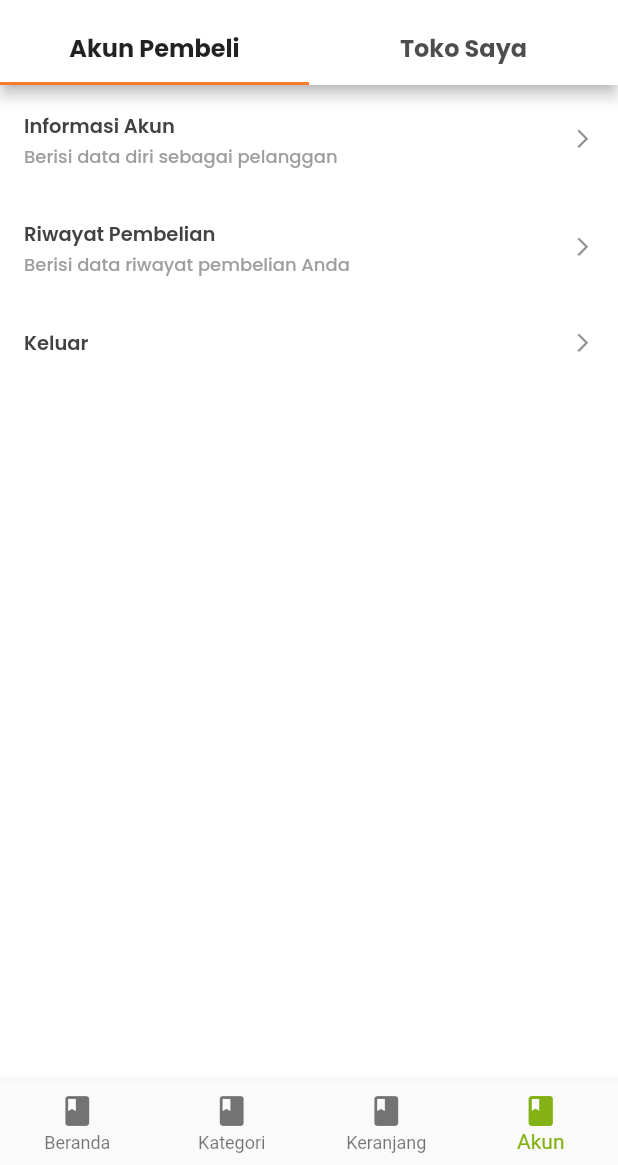
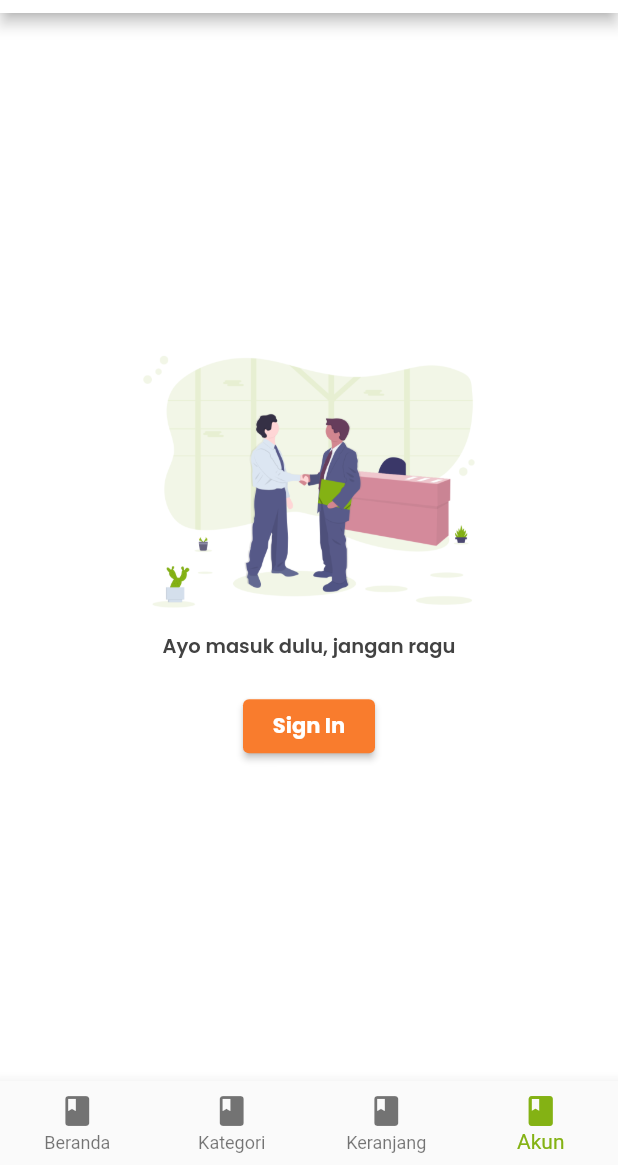
Before and after one commit to padimall/marketplace-app, a Flutter app: the screen it shows after launch, item 4 of the bottom bar chosen, on a phone screen of 412 x 824 dp, the part 71-1236 px from its top. Run offline on Flutter 3.47's test engine with Material 2 defaults, Android fonts, the phone set to English and light mode, and no system bars; our stand-ins replace cached_network_image, carousel_pro, carousel_slider, flutter_masked_text, flutter_money_formatter, flutter_secure_storage and 6 more; missing offline and left inert: wc_form_validators; network calls fail.

Commit message:
add: 'user not login' UI on Akun Screen

```diff
--- a/lib/providers/user.dart
+++ b/lib/providers/user.dart
@@ -6,6 +6,7 @@ import 'package:http/http.dart' as http;
 import 'package:padimall_app/models/post_login_dev.dart';
 import 'package:padimall_app/screens/first_screen.dart';
 import 'package:padimall_app/utils/custom_alert_dialog.dart';
+import 'package:padimall_app/utils/custom_logic.dart';
 import 'package:padimall_app/utils/flutter_secure_storage_services.dart';
 import '../utils/global.dart' as global;
 
@@ -123,4 +124,13 @@ class ProviderUser with ChangeNotifier {
       print(e.toString());
     } finally {}
   }
+
+  bool _isUserLogin;
+
+  bool get isUserLogin => _isUserLogin;
+
+  Future<void> checkIsUserLogin() async {
+    _isUserLogin = await CustomLogic.isUserTokenExist();
+    notifyListeners();
+  }
 }
--- a/lib/screens/akun_screen.dart
+++ b/lib/screens/akun_screen.dart
@@ -1,21 +1,29 @@
 import 'package:flutter/material.dart';
 import 'package:padimall_app/providers/toko.dart';
+import 'package:padimall_app/providers/user.dart';
+import 'package:padimall_app/utils/build_future_builder.dart';
 import 'package:padimall_app/utils/custom_text_theme.dart';
 import 'package:padimall_app/widgets/akun/akun_pembeli.dart';
 import 'package:padimall_app/widgets/akun/no_toko_yet.dart';
+import 'package:padimall_app/widgets/akun/no_user_yet.dart';
 import 'package:padimall_app/widgets/akun/toko_saya.dart';
 import 'package:provider/provider.dart';
 
 class AkunScreen extends StatelessWidget {
   ProviderToko _providerToko;
+  ProviderUser _providerUser;
 
   @override
   Widget build(BuildContext context) {
     _providerToko = Provider.of(context, listen: false);
+    _providerUser = Provider.of(context, listen: false);
 
     return DefaultTabController(
       length: akunTabChoices.length,
-      child: Scaffold(
+      child: buildFutureBuilder(
+        _providerUser.checkIsUserLogin(),
+        Consumer<ProviderUser>(
+          builder: (ctx, provider, _) => Scaffold(
             appBar: AppBar(
               title: Text(
                 'Akun',
@@ -23,23 +31,29 @@ class AkunScreen extends StatelessWidget {
               ),
               centerTitle: true,
               backgroundColor: Colors.white,
-          bottom: TabBar(
+              bottom: _providerUser.isUserLogin
+                  ? TabBar(
                       labelStyle: PadiMallTextTheme.sz16weight700(context),
                       tabs: akunTabChoices
                           .map<Widget>((AkunTabChoice akunTabChoice) => Tab(
                                 text: akunTabChoice.choiceTitle,
                               ))
-                  .toList()),
+                          .toList())
+                  : null,
             ),
-        body: Consumer<ProviderToko>(
+            body: _providerUser.isUserLogin
+                ? Consumer<ProviderToko>(
                     builder: (ctx, provider, _) => TabBarView(
                       children: <Widget>[
                         AkunPembeliWidget(),
                         _providerToko.isAlreadyHaveToko ? TokoSayaWidget() : NoTokoYetWidget(),
                       ],
                     ),
+                  )
+                : NoUserYetWidget(),
+            backgroundColor: Colors.white,
           ),
-        backgroundColor: Colors.white,
+        ),
       ),
     );
   }
--- /dev/null
+++ b/lib/widgets/akun/no_user_yet.dart
@@ -0,0 +1,42 @@
+import 'package:flutter/material.dart';
+import 'package:padimall_app/screens/regis_supplier_screen.dart';
+import 'package:padimall_app/utils/custom_text_theme.dart';
+
+class NoUserYetWidget extends StatelessWidget {
+  @override
+  Widget build(BuildContext context) {
+    return Center(
+      child: Column(
+        mainAxisAlignment: MainAxisAlignment.center,
+        children: <Widget>[
+          Image.asset(
+            'assets/images/business.png',
+            height: 200,
+          ),
+          Container(
+            margin: const EdgeInsets.only(bottom: 20),
+            child: Text(
+              'Ayo masuk dulu, jangan ragu',
+              style: PadiMallTextTheme.sz13weight600Soft(context),
+            ),
+          ),
+          RaisedButton(
+            onPressed: () {
+              Navigator.pushNamed(context, RegisterSupplierScreen.routeName);
+            },
+            child: Text(
+              'Sign In',
+              style: PadiMallTextTheme.sz14weight700White(context),
+            ),
+            color: Theme.of(context).accentColor,
+            shape: RoundedRectangleBorder(
+              borderRadius: BorderRadius.all(
+                Radius.circular(4),
+              ),
+            ),
+          )
+        ],
+      ),
+    );
+  }
+}
```
Lines whose indentation alone changed are shown as unchanged.
